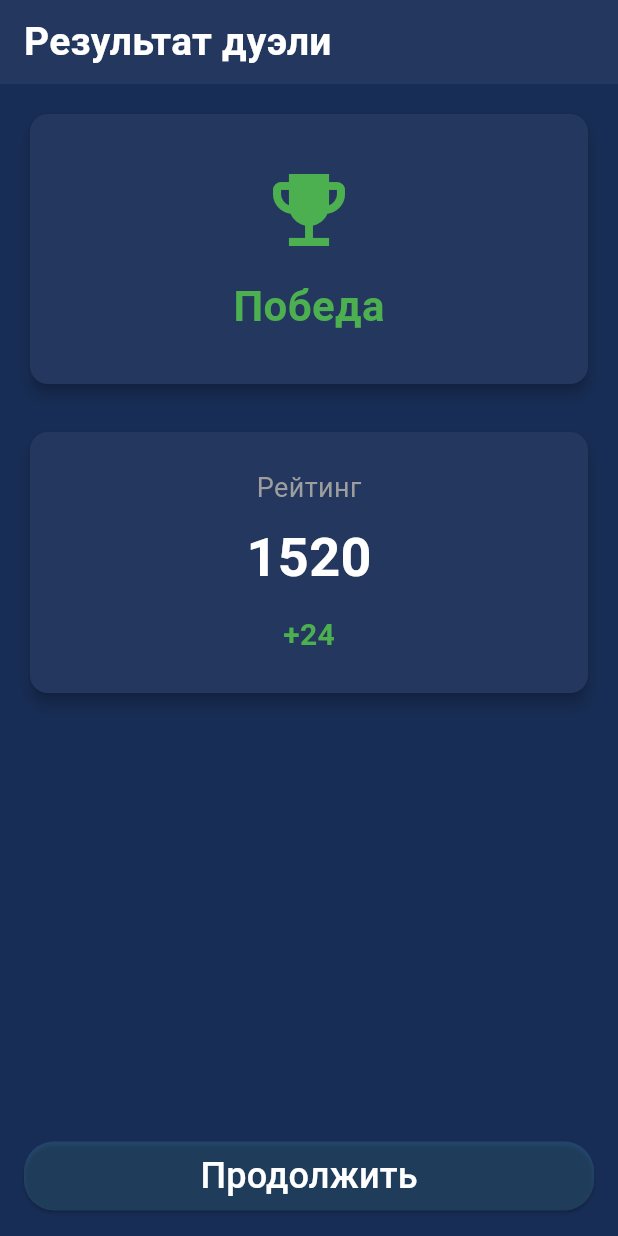
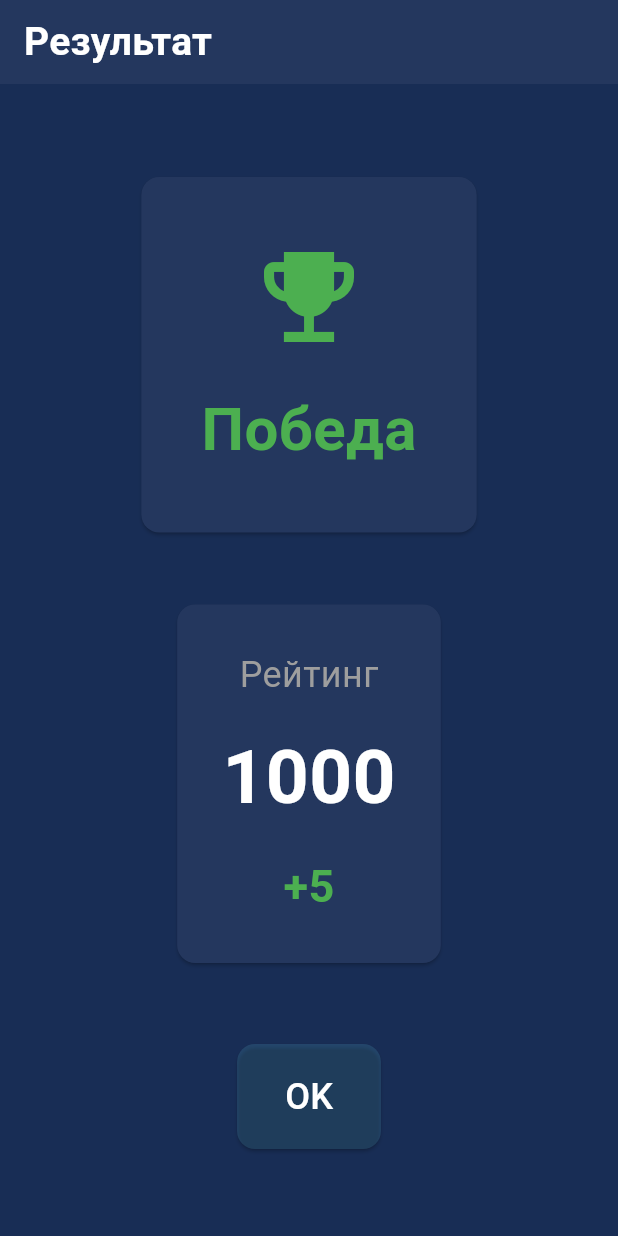
Before and after one commit to artbok/olympics_preparation_client, a Flutter app: the screen it shows after launch, on a phone screen of 412 x 824 dp. Run offline on Flutter 3.47's test engine with Material 3 defaults, Android fonts, the phone set to English and light mode, and no system bars; our stand-ins replace file_picker, hive, hive_flutter, socket_io_client; missing offline and left inert: timer_widget; accounts and stored records are empty.

Commit message:
page fixes

```diff
--- a/lib/admin/admin_tasks.dart
+++ b/lib/admin/admin_tasks.dart
@@ -110,7 +110,6 @@ class _UploadPageState extends State<UploadPage> {
 
   @override
   Widget build(BuildContext context) {
-    final colors = Theme.of(context).colorScheme;
     final textThemes = Theme.of(context).textTheme;
     return Scaffold(
       appBar: AppBar(
--- a/lib/root.dart
+++ b/lib/root.dart
@@ -134,9 +134,7 @@ class Root extends StatelessWidget {
                 }
               },
             )
-          : DuelResultPage(outcome: MatchOutcome.win,
-      rating: 1520,
-      ratingDelta: 24,),
+          : DuelResultPage(outcome: MatchOutcome.win, rating: 1000, delta: 5),
     );
   }
 }
--- a/lib/user/result_duel_page.dart
+++ b/lib/user/result_duel_page.dart
@@ -1,154 +1,95 @@
 import 'package:flutter/material.dart';
-
 
 enum MatchOutcome { win, lose, draw }
 
-class DuelResultPage extends StatefulWidget {
+class DuelResultPage extends StatelessWidget {
   final MatchOutcome outcome;
   final int rating;
-  final int ratingDelta;
+  final int delta;
 
   const DuelResultPage({
     super.key,
     required this.outcome,
     required this.rating,
-    required this.ratingDelta,
+    required this.delta,
   });
 
   @override
-  State<DuelResultPage> createState() => _DuelResultPageState();
-}
+  Widget build(BuildContext context) {
+    Color color;
+    IconData icon;
+    String text;
 
-class _DuelResultPageState extends State<DuelResultPage>
-    with SingleTickerProviderStateMixin {
-  late AnimationController _controller;
-  late Animation<int> _ratingAnimation;
+    switch (outcome) {
+      case MatchOutcome.win:
+        color = Colors.green;
+        icon = Icons.emoji_events;
+        text = 'Победа';
+        break;
+      case MatchOutcome.lose:
+        color = Colors.red;
+        icon = Icons.close;
+        text = 'Поражение';
+        break;
+      case MatchOutcome.draw:
+        color = Colors.orange;
+        icon = Icons.handshake;
+        text = 'Ничья';
+        break;
+    }
 
-  @override
-  void initState() {
-    super.initState();
+    String deltaText = delta >= 0 ? '+$delta' : '$delta';
+    Color deltaColor = delta >= 0 ? Colors.green : Colors.red;
+    final textThemes = Theme.of(context).textTheme;
 
-    _controller = AnimationController(
-      vsync: this,
-      duration: const Duration(milliseconds: 1000),
-    );
-
-    _ratingAnimation = IntTween(
-      begin: widget.rating - widget.ratingDelta,
-      end: widget.rating,
-    ).animate(
-      CurvedAnimation(parent: _controller, curve: Curves.easeOut),
-    );
-
-    _controller.forward();
-  }
-
-  @override
-  void dispose() {
-    _controller.dispose();
-    super.dispose();
-  }
-
-  Color getOutcomeColor() {
-    switch (widget.outcome) {
-      case MatchOutcome.win:
-        return Colors.green;
-      case MatchOutcome.lose:
-        return Colors.red;
-      case MatchOutcome.draw:
-        return Colors.orange;
-    }
-  }
-
-  IconData getOutcomeIcon() {
-    switch (widget.outcome) {
-      case MatchOutcome.win:
-        return Icons.emoji_events;
-      case MatchOutcome.lose:
-        return Icons.close;
-      case MatchOutcome.draw:
-        return Icons.handshake;
-    }
-  }
-
-  String getOutcomeText() {
-    switch (widget.outcome) {
-      case MatchOutcome.win:
-        return 'Победа';
-      case MatchOutcome.lose:
-        return 'Поражение';
-      case MatchOutcome.draw:
-        return 'Ничья';
-    }
-  }
-
-  @override
-  Widget build(BuildContext context) {
-    final textThemes = Theme.of(context).textTheme;
-    final deltaText =
-        widget.ratingDelta >= 0 ? '+${widget.ratingDelta}' : '${widget.ratingDelta}';
-    final deltaColor = widget.ratingDelta >= 0 ? Colors.green : Colors.red;
 
     return Scaffold(
-      appBar: AppBar(
-        title: const Text('Результат дуэли'),
-        titleTextStyle: textThemes.titleMedium,
-        automaticallyImplyLeading: false,
-      ),
-      body: Padding(
-        padding: const EdgeInsets.all(16),
+      appBar: AppBar(title: const Text('Результат'),titleTextStyle: textThemes.titleMedium),
+      body: Center(
         child: Column(
-          crossAxisAlignment: CrossAxisAlignment.stretch,
+          mainAxisAlignment: MainAxisAlignment.center,
           children: [
             Card(
-              elevation: 4,
               child: Padding(
-                padding: const EdgeInsets.symmetric(vertical: 32),
+                padding: const EdgeInsets.all(40),
                 child: Column(
+                  mainAxisSize: MainAxisSize.min,
                   children: [
-                    Icon(getOutcomeIcon(), size: 64, color: getOutcomeColor()),
-                    const SizedBox(height: 12),
+                    Icon(icon, size: 80, color: color),
+                    const SizedBox(height: 20),
                     Text(
-                      getOutcomeText(),
+                      text,
                       style: TextStyle(
-                        fontSize: 28,
+                        fontSize: 40,
                         fontWeight: FontWeight.bold,
-                        color: getOutcomeColor(),
+                        color: color,
                       ),
                     ),
                   ],
                 ),
               ),
             ),
-            const SizedBox(height: 24),
+            const SizedBox(height: 40),
             Card(
-              elevation: 4,
               child: Padding(
-                padding: const EdgeInsets.all(24),
+                padding: const EdgeInsets.all(30),
                 child: Column(
+                  mainAxisSize: MainAxisSize.min,
                   children: [
                     const Text(
                       'Рейтинг',
-                      style: TextStyle(fontSize: 18, color: Colors.grey),
+                      style: TextStyle(fontSize: 24, color: Colors.grey),
                     ),
-                    const SizedBox(height: 8),
-                    AnimatedBuilder(
-                      animation: _ratingAnimation,
-                      builder: (context, child) {
-                        return Text(
-                          _ratingAnimation.value.toString(),
-                          style: const TextStyle(
-                            fontSize: 36,
-                            fontWeight: FontWeight.bold,
-                          ),
-                        );
-                      },
+                    const SizedBox(height: 15),
+                    Text(
+                      '$rating',
+                      style: const TextStyle(fontSize: 50, fontWeight: FontWeight.bold),
                     ),
-                    const SizedBox(height: 12),
+                    const SizedBox(height: 15),
                     Text(
                       deltaText,
                       style: TextStyle(
-                        fontSize: 20,
+                        fontSize: 30,
                         fontWeight: FontWeight.bold,
                         color: deltaColor,
                       ),
@@ -157,20 +98,25 @@ class _DuelResultPageState extends State<DuelResultPage>
                 ),
               ),
             ),
-            const Spacer(),
-
+            const SizedBox(height: 50),
             ElevatedButton(
-              onPressed: () {
-                Navigator.pop(context);
-              },
+              onPressed: () => Navigator.pop(context),
               style: ElevatedButton.styleFrom(
                           backgroundColor: Theme.of(context).colorScheme.primary.withOpacity(0.15),
-                          foregroundColor: Colors.white),
-              child: const Text('Продолжить'),
+                          foregroundColor: Colors.white,
+                          padding: const EdgeInsets.symmetric(
+                            horizontal: 32,
+                            vertical: 18,
+                          ),
+                          shape: RoundedRectangleBorder(
+                            borderRadius: BorderRadius.circular(12),
+                          ),
+                        ),
+                    child: const Text('OK'),
+                      ),
+              ]),
+
             ),
-          ],
-        ),
-      ),
     );
   }
 }
```
Also changed, not shown: lib/user/ai_page.dart (+49 -115 lines).
